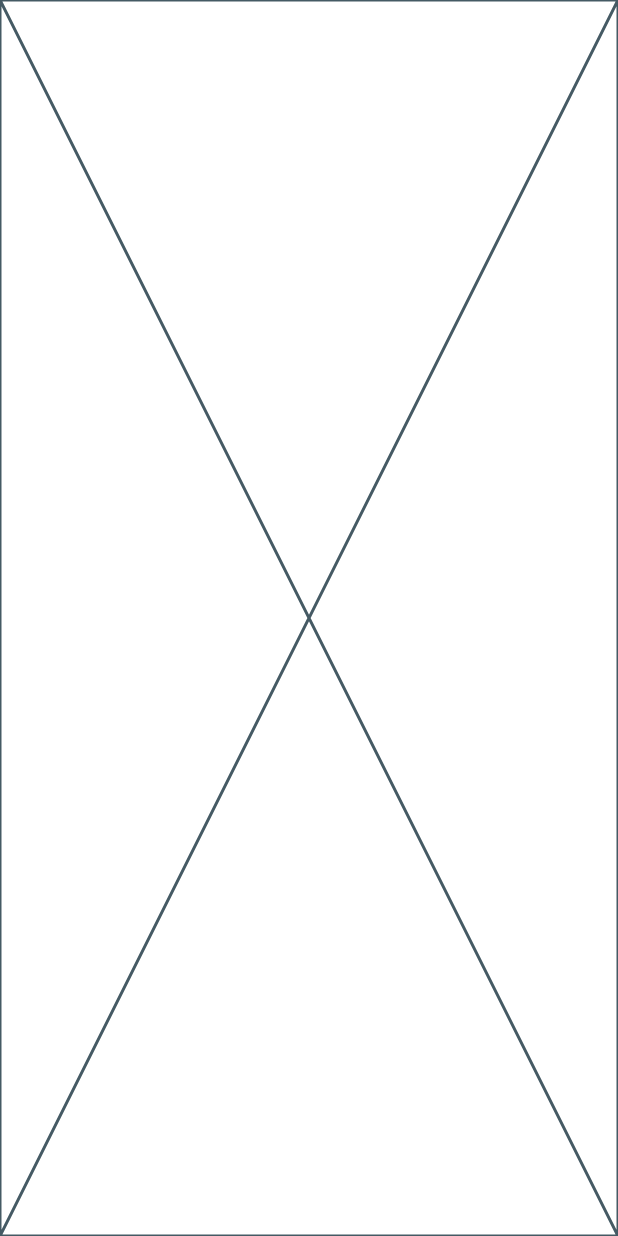
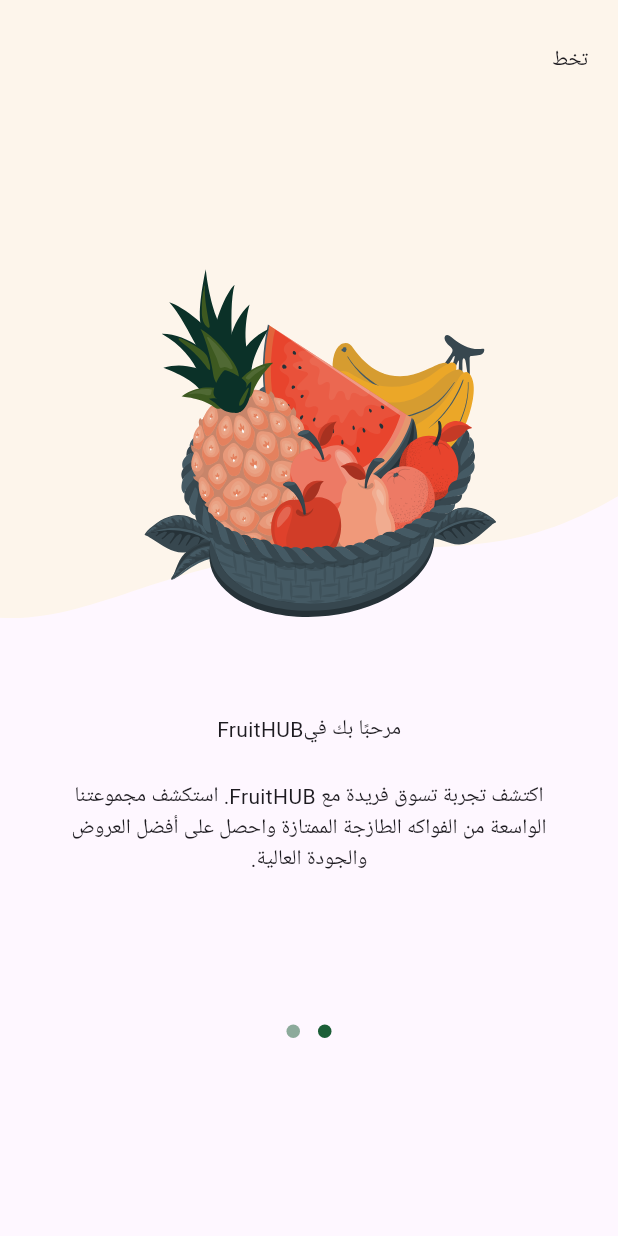
Before and after one commit to khaledahmed88850/fruits_hub, a Flutter app: the screen it shows after launch, on a phone screen of 412 x 824 dp. Run offline on Flutter 3.47's test engine with Material 3 defaults, Android fonts, the phone set to English and light mode, and no system bars; drawn by our look-alikes of dots_indicator; our stand-ins replace flutter_svg.

Commit message:
finish OnBoarding screens ui and logic

```diff
--- /dev/null
+++ b/lib/constants.dart
@@ -0,0 +1 @@
+const double kHorizontalPadding = 16;
--- /dev/null
+++ b/lib/core/utils/app_colors.dart
@@ -0,0 +1,3 @@
+import 'package:flutter/material.dart';
+
+const Color kPrimaryColor =Color(0xff1B5E37);
--- a/lib/core/utils/assets.dart
+++ b/lib/core/utils/assets.dart
@@ -10,6 +10,22 @@ class Assets {
   /// assets/images/logo.svg
   static const String imagesLogo = "assets/images/logo.svg";
 
+  /// Assets for imagesPageViewItemBackgroundImage1
+  /// assets/images/page_view_item_backgroundImage1.svg
+  static const String imagesPageViewItemBackgroundImage1 = "assets/images/page_view_item_backgroundImage1.svg";
+
+  /// Assets for imagesPageViewItemBackgroundImage2
+  /// assets/images/page_view_item_backgroundImage2.svg
+  static const String imagesPageViewItemBackgroundImage2 = "assets/images/page_view_item_backgroundImage2.svg";
+
+  /// Assets for imagesPageViewItemImage1
+  /// assets/images/page_view_item_image1.svg
+  static const String imagesPageViewItemImage1 = "assets/images/page_view_item_image1.svg";
+
+  /// Assets for imagesPageViewItemImage2
+  /// assets/images/page_view_item_image2.svg
+  static const String imagesPageViewItemImage2 = "assets/images/page_view_item_image2.svg";
+
   /// Assets for imagesPlant
   /// assets/images/plant.svg
   static const String imagesPlant = "assets/images/plant.svg";
--- /dev/null
+++ b/lib/core/widgets/custom_button.dart
@@ -0,0 +1,26 @@
+import 'package:e_commerce_app/core/utils/app_colors.dart';
+import 'package:flutter/material.dart';
+
+class CustomButton extends StatelessWidget {
+  const CustomButton({super.key, required this.text, this.onPressed});
+final String text;
+ final void Function()? onPressed;
+  @override
+  Widget build(BuildContext context) {
+    return SizedBox(
+      height: 54,
+      width: double.infinity,
+      child: TextButton(
+
+        style: TextButton.styleFrom(
+          shape: RoundedRectangleBorder(borderRadius: BorderRadius.circular(16)),
+          backgroundColor: kPrimaryColor
+
+        ),
+        onPressed: onPressed,
+        child: Text(text  , style: const TextStyle(color: Colors.white, fontWeight: FontWeight.w700 , fontSize: 24),),
+
+      ),
+    );
+  }
+}
--- a/lib/features/on_boarding/presentation/views/on_boarding_view.dart
+++ b/lib/features/on_boarding/presentation/views/on_boarding_view.dart
@@ -1,3 +1,4 @@
+import 'package:e_commerce_app/features/on_boarding/presentation/views/widgets/on_boarding_view_body.dart';
 import 'package:flutter/material.dart';
 
 class OnBoardingView extends StatelessWidget {
@@ -5,6 +6,8 @@ class OnBoardingView extends StatelessWidget {
  static const String routeName = 'OnBoardingView';
   @override
   Widget build(BuildContext context) {
-    return const Placeholder();
+    return const Scaffold(
+      body: OnBoardingViewBody(),
+    );
   }
 }
--- /dev/null
+++ b/lib/features/on_boarding/presentation/views/widgets/on_boarding_page_view.dart
@@ -0,0 +1,43 @@
+import 'package:e_commerce_app/core/utils/assets.dart';
+import 'package:e_commerce_app/features/on_boarding/presentation/views/widgets/page_view_items.dart';
+import 'package:flutter/material.dart';
+
+class OnBoardingPageView extends StatelessWidget {
+  const OnBoardingPageView({super.key, required this.pageController});
+  final PageController pageController;
+  @override
+  Widget build(BuildContext context) {
+    return PageView(
+      controller: pageController,
+      children:const [
+        PageViewItems(
+            isVisible: true,
+            image: Assets.imagesPageViewItemImage1,
+            backgroundImage: Assets.imagesPageViewItemBackgroundImage1,
+            subTitle:
+                'اكتشف تجربة تسوق فريدة مع FruitHUB. استكشف مجموعتنا الواسعة من الفواكه الطازجة الممتازة واحصل على أفضل العروض والجودة العالية.',
+            title:  Row(
+              mainAxisAlignment: MainAxisAlignment.center,
+              children: [
+                Text('مرحبًا بك في'),
+                Text('HUB'),
+                Text('Fruit'),
+              ],
+            )),
+        PageViewItems(
+            isVisible: false,
+            image: Assets.imagesPageViewItemImage2,
+            backgroundImage: Assets.imagesPageViewItemBackgroundImage2,
+            subTitle:
+                'نقدم لك أفضل الفواكه المختارة بعناية. اطلع على التفاصيل والصور والتقييمات لتتأكد من اختيار الفاكهة المثالية',
+            title:  Text(
+              'ابحث وتسوق',
+              style: TextStyle(
+                  color: Colors.black,
+                  fontWeight: FontWeight.w700,
+                  fontSize: 24),
+            )),
+      ],
+    );
+  }
+}
--- /dev/null
+++ b/lib/features/on_boarding/presentation/views/widgets/on_boarding_view_body.dart
@@ -0,0 +1,74 @@
+import 'package:dots_indicator/dots_indicator.dart';
+import 'package:e_commerce_app/constants.dart';
+import 'package:e_commerce_app/core/utils/app_colors.dart';
+import 'package:e_commerce_app/core/widgets/custom_button.dart';
+import 'package:e_commerce_app/features/on_boarding/presentation/views/widgets/on_boarding_page_view.dart';
+import 'package:flutter/material.dart';
+
+class OnBoardingViewBody extends StatefulWidget {
+  const OnBoardingViewBody({super.key});
+
+  @override
+  State<OnBoardingViewBody> createState() => _OnBoardingViewBodyState();
+}
+
+class _OnBoardingViewBodyState extends State<OnBoardingViewBody> {
+  late PageController pageController;
+  int currentPage = 0;
+  @override
+  void initState() {
+    pageController = PageController();
+    pageController.addListener(
+      () {
+        currentPage = pageController.page!.round();
+        setState(() {});
+      },
+    );
+
+    super.initState();
+  }
+
+  @override
+  void dispose() {
+    pageController.dispose();
+    super.dispose();
+  }
+
+  @override
+  Widget build(BuildContext context) {
+    return Column(
+      children: [
+        Expanded(
+            child: OnBoardingPageView(
+          pageController: pageController,
+        )),
+        DotsIndicator(
+          dotsCount: 2,
+          position: 0,
+          decorator: DotsDecorator(
+              activeColor: kPrimaryColor,
+              color: currentPage ==1 ? kPrimaryColor : kPrimaryColor.withOpacity(0.5)),
+        ),
+        const SizedBox(
+          height: 29,
+        ),
+        Padding(
+          padding: const EdgeInsets.symmetric(horizontal: kHorizontalPadding),
+          child: Visibility(
+            visible: currentPage == 1 ? true : false,
+            maintainSize: true,
+            maintainAnimation: true,
+            maintainState: true,
+            child: CustomButton(
+              text: 'ابدأ الان',
+              onPressed: () {},
+            ),
+          ),
+        ),
+        const SizedBox(
+          height: 43,
+        )
+      ],
+    );
+  }
+}
--- /dev/null
+++ b/lib/features/on_boarding/presentation/views/widgets/page_view_items.dart
@@ -0,0 +1,57 @@
+import 'package:flutter/material.dart';
+import 'package:flutter_svg/svg.dart';
+
+class PageViewItems extends StatelessWidget {
+  const PageViewItems(
+      {super.key,
+      required this.image,
+      required this.backgroundImage,
+      required this.subTitle,
+      required this.title, required this.isVisible});
+  final String image, backgroundImage;
+  final String subTitle;
+  final Widget title;
+  final bool isVisible;
+
+  @override
+  Widget build(BuildContext context) {
+    return Column(
+      children: [
+        SizedBox(
+          height: MediaQuery.of(context).size.height * 0.5,
+          width: double.infinity,
+          child: Stack(
+            children: [
+              Positioned.fill(
+                  child: SvgPicture.asset(
+                backgroundImage,
+                fit: BoxFit.fill,
+              )),
+              Positioned(
+                  left: 0,
+                  right: 0,
+                  bottom: 0,
+                  child: SvgPicture.asset(
+                    image,
+                  )),
+              Visibility(
+                visible: isVisible ,
+                child: const Padding(
+                  padding: EdgeInsets.symmetric(horizontal: 20, vertical: 30),
+                  child: Text('تخط'),
+                ),
+              ),
+            ],
+          ),
+        ),
+     const  SizedBox(height: 64,),
+        title,
+        const SizedBox(height: 24,),
+        Padding(
+          padding: const EdgeInsets.symmetric(horizontal: 37),
+          child: Text(subTitle , textAlign: TextAlign.center,),
+        ),
+      ],
+    );
+  }
+}
--- a/lib/features/splash/presentation/views/widgets/splash_view_body.dart
+++ b/lib/features/splash/presentation/views/widgets/splash_view_body.dart
@@ -23,7 +23,7 @@ class _SplashViewBodyState extends State<SplashViewBody> {
       crossAxisAlignment: CrossAxisAlignment.stretch,
       children: [
         Row(
-          mainAxisAlignment: MainAxisAlignment.start,
+          mainAxisAlignment: MainAxisAlignment.end,
           children: [
             SvgPicture.asset(Assets.imagesPlant),
           ],
--- /dev/null
+++ b/lib/l10n/intl_ar.arb
@@ -0,0 +1 @@
+{}
--- a/lib/main.dart
+++ b/lib/main.dart
@@ -14,6 +14,8 @@ class FruitsHub extends StatelessWidget {
   @override
   Widget build(BuildContext context) {
     return MaterialApp(
+      locale: const Locale('ar'),
+      debugShowCheckedModeBanner: false,
       localizationsDelegates: const [
         S.delegate,
         GlobalMaterialLocalizations.delegate,
--- a/pubspec.yaml
+++ b/pubspec.yaml
@@ -29,6 +29,7 @@ environment:
 # versions available, run `flutter pub outdated`.
 dependencies:
   cupertino_icons: ^1.0.8
+  dots_indicator: ^3.0.0
   flutter:
     sdk: flutter
   flutter_localizations:
@@ -95,4 +96,4 @@ flutter_assets:
   assets_path: assets/images/
   output_path: lib/core/utils/
   filename: assets.dart
-  field_prefix:
+  field_prefix: null
```
Also changed, not shown: assets/images/page_view_item_backgroundImage1.svg (added), assets/images/page_view_item_backgroundImage2.svg (added), assets/images/page_view_item_image1.svg (added), assets/images/page_view_item_image2.svg (added), lib/generated/intl/messages_all.dart, lib/generated/intl/messages_ar.dart (added), lib/generated/l10n.dart, pubspec.lock.
